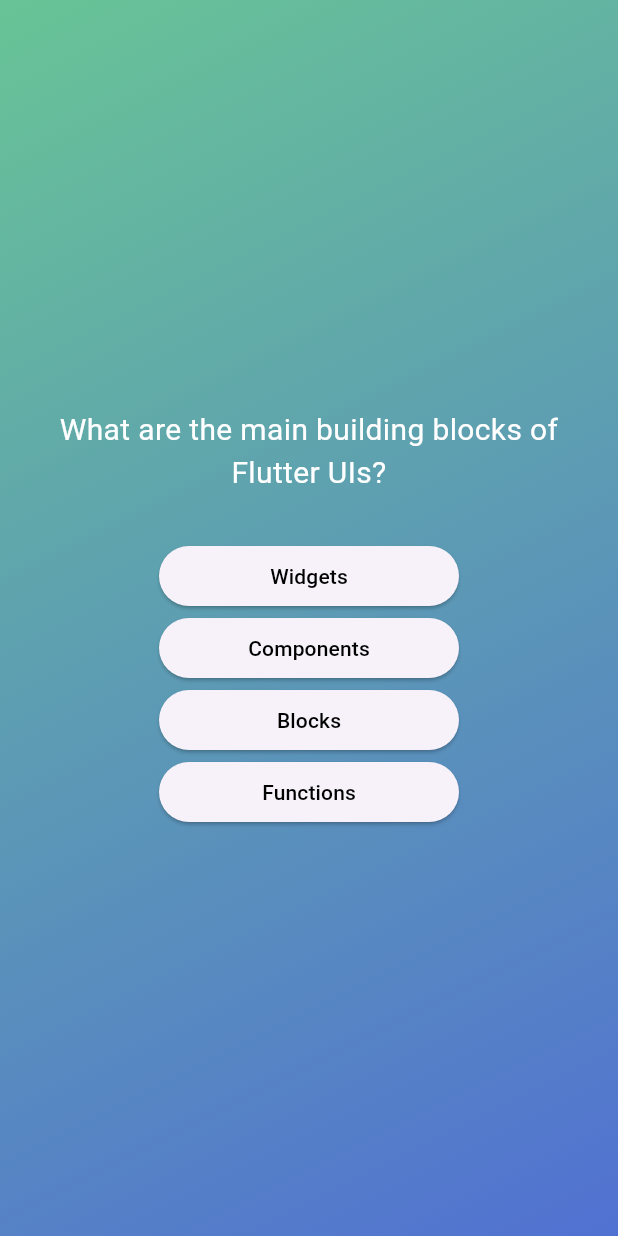
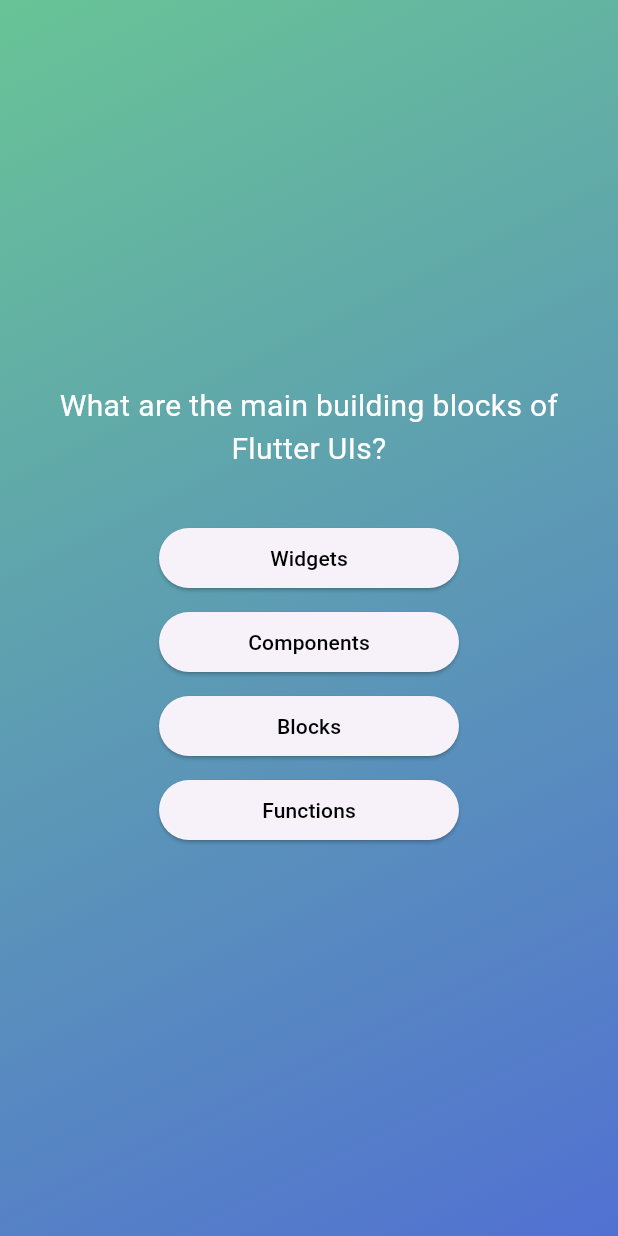
Before and after one commit to abrower10612/flutter-quiz, a Flutter app: the screen it shows after launch, after a tap on "Start Quiz", on a phone screen of 412 x 824 dp. Run offline on Flutter 3.47's test engine with Material 3 defaults, Android fonts, the phone set to English and light mode, and no system bars.

Commit message:
add padding to AnswerButton widgets in questions_screen

```diff
--- a/lib/questions_screen.dart
+++ b/lib/questions_screen.dart
@@ -33,10 +33,13 @@
             ),
             const SizedBox(height: 30),
             ...currentQuestion.answers.map(
-              (answer) {
-                return AnswerButton(
-                  answerText: answer,
-                  onPressed: () {},
+              (answerText) {
+                return Padding(
+                  padding: const EdgeInsets.all(4.0),
+                  child: AnswerButton(
+                    answerText: answerText,
+                    onPressed: () {},
+                  ),
                 );
               },
             ),
```
